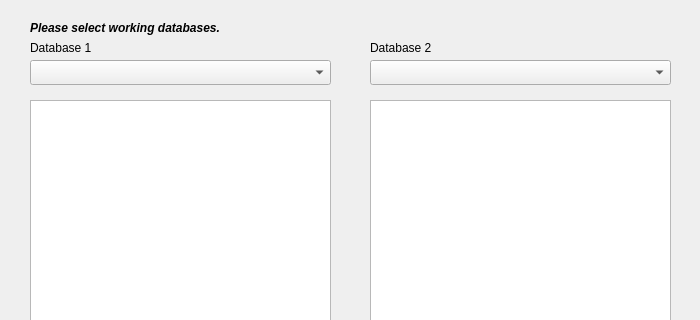
The window that step2.ui (Airdawg5571/DB-MigrationTool) describes before a commit, drawn with Qt 5; both pictures show x 0 to 700 and y 0 to 320 of the 700 by 480 pixel window.
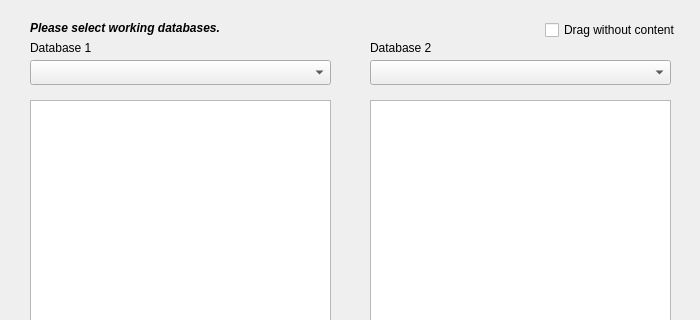
The same window after the commit. Icons and pictures are not drawn. Custom widgets are drawn as their Qt base class.

Commit message:
Added possibility to choose not to copy contents along with table headers
fixed transaction speed (from 10 queries/s to 3000+)
various other bug-fixes

Patch:
```diff
--- a/step2.ui
+++ b/step2.ui
@@ -171,7 +171,7 @@
      <rect>
       <x>30</x>
       <y>20</y>
-      <width>641</width>
+      <width>511</width>
       <height>16</height>
      </rect>
     </property>
@@ -196,6 +196,19 @@
       <normaloff>:/Images/arrowB</normaloff>:/Images/arrowB</iconset>
     </property>
    </widget>
+   <widget class="QCheckBox" name="chkCopyWithoutContents">
+    <property name="geometry">
+     <rect>
+      <x>545</x>
+      <y>20</y>
+      <width>130</width>
+      <height>20</height>
+     </rect>
+    </property>
+    <property name="text">
+     <string>Drag without contents</string>
+    </property>
+   </widget>
   </widget>
   <widget class="QStatusBar" name="statusBar"/>
  </widget>
```
The commit also changes 5 other files.
